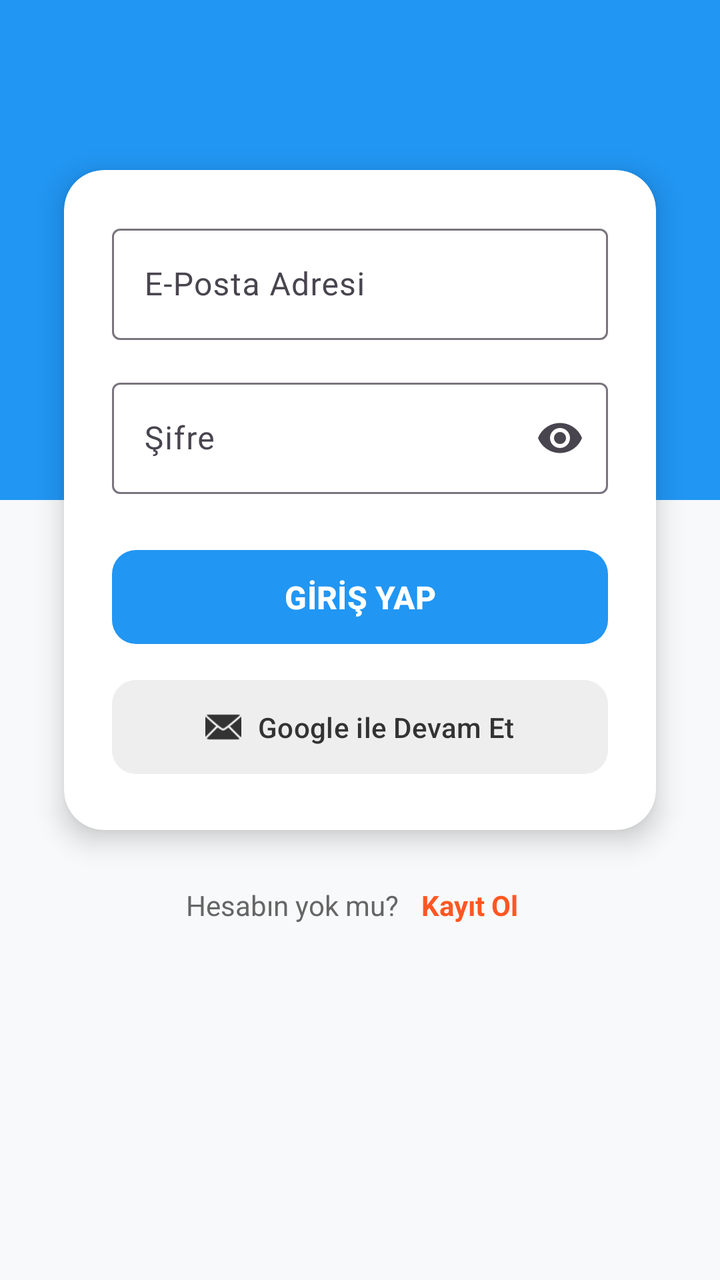
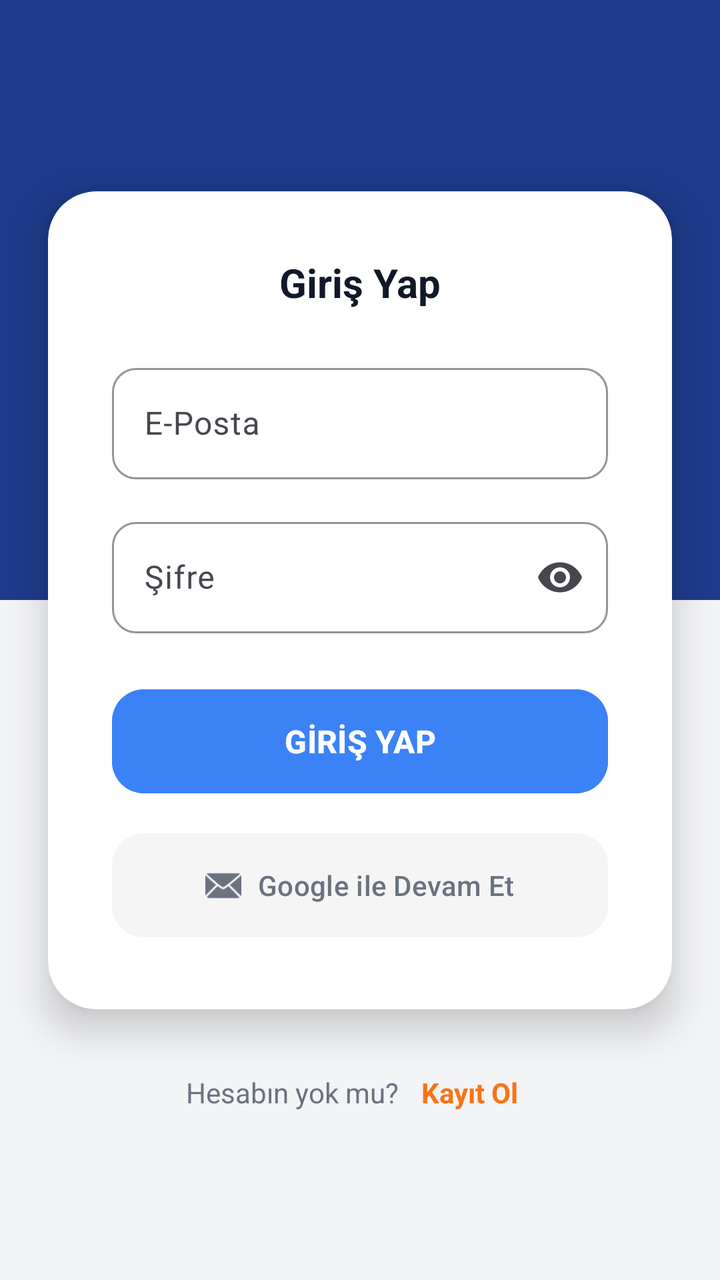

Before-and-after screenshots of an Android layout around one commit, followed by the original layout XML and the change that was made.
<!-- AndroidManifest.xml: application theme Theme.Garajim -->
<!-- res/layout/activity_login.xml -->
<?xml version="1.0" encoding="utf-8"?>
<androidx.constraintlayout.widget.ConstraintLayout xmlns:android="http://schemas.android.com/apk/res/android"
    xmlns:app="http://schemas.android.com/apk/res-auto"
    android:layout_width="match_parent"
    android:layout_height="match_parent"
    android:background="#F8F9FA">

    <View
        android:id="@+id/viewHeader"
        android:layout_width="match_parent"
        android:layout_height="250dp"
        android:background="#2196F3"
        app:layout_constraintTop_toTopOf="parent" />

    <ImageView
        android:id="@+id/imgLogo"
        android:layout_width="80dp"
        android:layout_height="80dp"
        android:src="@mipmap/ic_launcher"
        android:layout_marginTop="40dp"
        app:layout_constraintTop_toTopOf="parent"
        app:layout_constraintStart_toStartOf="parent"
        app:layout_constraintEnd_toEndOf="parent"
        app:tint="@color/white"/>

    <TextView
        android:layout_width="wrap_content"
        android:layout_height="wrap_content"
        android:text="Giriş Yap"
        android:textColor="@color/white"
        android:textSize="24sp"
        android:textStyle="bold"
        android:layout_marginTop="10dp"
        app:layout_constraintTop_toBottomOf="@id/imgLogo"
        app:layout_constraintStart_toStartOf="parent"
        app:layout_constraintEnd_toEndOf="parent"/>

    <androidx.cardview.widget.CardView
        android:id="@+id/cardLogin"
        android:layout_width="match_parent"
        android:layout_height="wrap_content"
        android:layout_marginHorizontal="32dp"
        android:layout_marginTop="20dp"
        app:cardCornerRadius="20dp"
        app:cardElevation="8dp"
        app:cardBackgroundColor="@color/white"
        app:layout_constraintTop_toBottomOf="@id/viewHeader"
        app:layout_constraintBottom_toBottomOf="@id/viewHeader">

        <LinearLayout
            android:layout_width="match_parent"
            android:layout_height="wrap_content"
            android:orientation="vertical"
            android:padding="24dp">

            <com.google.android.material.textfield.TextInputLayout
                android:layout_width="match_parent"
                android:layout_height="wrap_content"
                android:hint="E-Posta Adresi"
                android:layout_marginBottom="16dp"
                app:boxBackgroundColor="@color/white">

                <com.google.android.material.textfield.TextInputEditText
                    android:id="@+id/etEmail"
                    android:layout_width="match_parent"
                    android:layout_height="wrap_content"
                    android:inputType="textEmailAddress"/>
            </com.google.android.material.textfield.TextInputLayout>

            <com.google.android.material.textfield.TextInputLayout
                android:layout_width="match_parent"
                android:layout_height="wrap_content"
                android:hint="Şifre"
                android:layout_marginBottom="24dp"
                app:boxBackgroundColor="@color/white"
                app:endIconMode="password_toggle">

                <com.google.android.material.textfield.TextInputEditText
                    android:id="@+id/etPassword"
                    android:layout_width="match_parent"
                    android:layout_height="wrap_content"
                    android:inputType="textPassword"/>
            </com.google.android.material.textfield.TextInputLayout>

            <com.google.android.material.button.MaterialButton
                android:id="@+id/btnLogin"
                android:layout_width="match_parent"
                android:layout_height="55dp"
                android:text="GİRİŞ YAP"
                android:textSize="16sp"
                android:textStyle="bold"
                app:cornerRadius="12dp"
                app:backgroundTint="#2196F3"
                android:layout_marginBottom="10dp"/>

            <com.google.android.material.button.MaterialButton
                android:id="@+id/btnGoogleLogin"
                android:layout_width="match_parent"
                android:layout_height="55dp"
                android:text="Google ile Devam Et"
                android:textSize="14sp"
                android:textColor="#333"
                app:cornerRadius="12dp"
                app:backgroundTint="#EEEEEE"
                app:icon="@android:drawable/ic_dialog_email"
                app:iconTint="#333"
                app:iconGravity="textStart"/>

        </LinearLayout>
    </androidx.cardview.widget.CardView>

    <LinearLayout
        android:layout_width="wrap_content"
        android:layout_height="wrap_content"
        android:orientation="horizontal"
        android:layout_marginTop="20dp"
        app:layout_constraintTop_toBottomOf="@id/cardLogin"
        app:layout_constraintStart_toStartOf="parent"
        app:layout_constraintEnd_toEndOf="parent">

        <TextView
            android:layout_width="wrap_content"
            android:layout_height="wrap_content"
            android:text="Hesabın yok mu? "
            android:textColor="#666"/>

        <TextView
            android:id="@+id/txtRegister"
            android:layout_width="wrap_content"
            android:layout_height="wrap_content"
            android:text="Kayıt Ol"
            android:textStyle="bold"
            android:textColor="#FF5722"
            android:padding="8dp"/>
    </LinearLayout>

</androidx.constraintlayout.widget.ConstraintLayout>
<!-- resources referenced by this layout -->
<resources>
  <color name="white">#FFFFFFFF</color>
  <!-- mipmap ic_launcher (mipmap-anydpi-v26) -->
  <?xml version="1.0" encoding="utf-8"?>
  <adaptive-icon xmlns:android="http://schemas.android.com/apk/res/android">
      <background android:drawable="@color/ic_launcher_background"/>
      <foreground android:drawable="@mipmap/ic_launcher_foreground"/>
  </adaptive-icon>
  <style name="Theme.Garajim" parent="Base.Theme.Garajim" />
  <color name="ic_launcher_background">#FFFFFF</color>
  <style name="Base.Theme.Garajim" parent="Theme.Material3.DayNight.NoActionBar">
          
          
      </style>
</resources>

<!-- the commit's change to res/layout/activity_login.xml (unified diff, before → after) -->
@@ -3,21 +3,21 @@
     xmlns:app="http://schemas.android.com/apk/res-auto"
     android:layout_width="match_parent"
     android:layout_height="match_parent"
-    android:background="#F8F9FA">
+    android:background="@color/background_gray">
 
     <View
         android:id="@+id/viewHeader"
         android:layout_width="match_parent"
-        android:layout_height="250dp"
-        android:background="#2196F3"
+        android:layout_height="300dp"
+        android:background="@color/garaj_blue"
         app:layout_constraintTop_toTopOf="parent" />
 
     <ImageView
         android:id="@+id/imgLogo"
-        android:layout_width="80dp"
-        android:layout_height="80dp"
+        android:layout_width="100dp"
+        android:layout_height="100dp"
         android:src="@mipmap/ic_launcher"
-        android:layout_marginTop="40dp"
+        android:layout_marginTop="60dp"
         app:layout_constraintTop_toTopOf="parent"
         app:layout_constraintStart_toStartOf="parent"
         app:layout_constraintEnd_toEndOf="parent"
@@ -26,11 +26,11 @@
     <TextView
         android:layout_width="wrap_content"
         android:layout_height="wrap_content"
-        android:text="Giriş Yap"
+        android:text="Garajım'a Hoş Geldin"
         android:textColor="@color/white"
-        android:textSize="24sp"
+        android:textSize="22sp"
         android:textStyle="bold"
-        android:layout_marginTop="10dp"
+        android:layout_marginTop="16dp"
         app:layout_constraintTop_toBottomOf="@id/imgLogo"
         app:layout_constraintStart_toStartOf="parent"
         app:layout_constraintEnd_toEndOf="parent"/>
@@ -39,26 +39,41 @@
         android:id="@+id/cardLogin"
         android:layout_width="match_parent"
         android:layout_height="wrap_content"
-        android:layout_marginHorizontal="32dp"
-        android:layout_marginTop="20dp"
-        app:cardCornerRadius="20dp"
-        app:cardElevation="8dp"
+        android:layout_marginHorizontal="24dp"
+        app:cardCornerRadius="24dp"
+        app:cardElevation="12dp"
         app:cardBackgroundColor="@color/white"
         app:layout_constraintTop_toBottomOf="@id/viewHeader"
-        app:layout_constraintBottom_toBottomOf="@id/viewHeader">
+        app:layout_constraintBottom_toBottomOf="@id/viewHeader"
+        app:layout_constraintVertical_bias="0.5">
 
         <LinearLayout
             android:layout_width="match_parent"
             android:layout_height="wrap_content"
             android:orientation="vertical"
-            android:padding="24dp">
+            android:padding="32dp">
+
+            <TextView
+                android:layout_width="match_parent"
+                android:layout_height="wrap_content"
+                android:text="Giriş Yap"
+                android:textSize="20sp"
+                android:textStyle="bold"
+                android:textColor="@color/black"
+                android:layout_marginBottom="24dp"
+                android:gravity="center"/>
 
             <com.google.android.material.textfield.TextInputLayout
                 android:layout_width="match_parent"
                 android:layout_height="wrap_content"
-                android:hint="E-Posta Adresi"
-                android:layout_marginBottom="16dp"
-                app:boxBackgroundColor="@color/white">
+                android:hint="E-Posta"
+                app:boxBackgroundMode="outline"
+                app:boxCornerRadiusTopStart="12dp"
+                app:boxCornerRadiusTopEnd="12dp"
+                app:boxCornerRadiusBottomStart="12dp"
+                app:boxCornerRadiusBottomEnd="12dp"
+                app:boxStrokeColor="@color/garaj_blue"
+                android:layout_marginBottom="16dp">
 
                 <com.google.android.material.textfield.TextInputEditText
                     android:id="@+id/etEmail"
@@ -71,9 +86,14 @@
                 android:layout_width="match_parent"
                 android:layout_height="wrap_content"
                 android:hint="Şifre"
-                android:layout_marginBottom="24dp"
-                app:boxBackgroundColor="@color/white"
-                app:endIconMode="password_toggle">
+                app:boxBackgroundMode="outline"
+                app:boxCornerRadiusTopStart="12dp"
+                app:boxCornerRadiusTopEnd="12dp"
+                app:boxCornerRadiusBottomStart="12dp"
+                app:boxCornerRadiusBottomEnd="12dp"
+                app:boxStrokeColor="@color/garaj_blue"
+                app:endIconMode="password_toggle"
+                android:layout_marginBottom="24dp">
 
                 <com.google.android.material.textfield.TextInputEditText
                     android:id="@+id/etPassword"
@@ -85,25 +105,25 @@
             <com.google.android.material.button.MaterialButton
                 android:id="@+id/btnLogin"
                 android:layout_width="match_parent"
-                android:layout_height="55dp"
+                android:layout_height="60dp"
                 android:text="GİRİŞ YAP"
                 android:textSize="16sp"
                 android:textStyle="bold"
-                app:cornerRadius="12dp"
-                app:backgroundTint="#2196F3"
-                android:layout_marginBottom="10dp"/>
+                app:cornerRadius="16dp"
+                android:backgroundTint="@color/garaj_blue_light"
+                android:layout_marginBottom="12dp"/>
 
             <com.google.android.material.button.MaterialButton
                 android:id="@+id/btnGoogleLogin"
                 android:layout_width="match_parent"
-                android:layout_height="55dp"
+                android:layout_height="60dp"
                 android:text="Google ile Devam Et"
                 android:textSize="14sp"
-                android:textColor="#333"
-                app:cornerRadius="12dp"
-                app:backgroundTint="#EEEEEE"
+                android:textColor="@color/text_secondary"
+                app:cornerRadius="16dp"
+                android:backgroundTint="#F5F5F5"
                 app:icon="@android:drawable/ic_dialog_email"
-                app:iconTint="#333"
+                app:iconTint="@color/text_secondary"
                 app:iconGravity="textStart"/>
 
         </LinearLayout>
@@ -113,7 +133,7 @@
         android:layout_width="wrap_content"
         android:layout_height="wrap_content"
         android:orientation="horizontal"
-        android:layout_marginTop="20dp"
+        android:layout_marginTop="24dp"
         app:layout_constraintTop_toBottomOf="@id/cardLogin"
         app:layout_constraintStart_toStartOf="parent"
         app:layout_constraintEnd_toEndOf="parent">
@@ -122,7 +142,7 @@
             android:layout_width="wrap_content"
             android:layout_height="wrap_content"
             android:text="Hesabın yok mu? "
-            android:textColor="#666"/>
+            android:textColor="@color/text_secondary"/>
 
         <TextView
             android:id="@+id/txtRegister"
@@ -130,7 +150,7 @@
             android:layout_height="wrap_content"
             android:text="Kayıt Ol"
             android:textStyle="bold"
-            android:textColor="#FF5722"
+            android:textColor="@color/garaj_orange"
             android:padding="8dp"/>
     </LinearLayout>
 
<!-- resource entries referenced after the edit -->
@@ -1,6 +1,12 @@
 <!-- resources referenced by this layout -->
 <resources>
-  <color name="white">#FFFFFFFF</color>
+  <color name="background_gray">#F3F4F6</color>
+  <color name="black">#111827</color>
+  <color name="garaj_blue">#1E3A8A</color>
+  <color name="garaj_blue_light">#3B82F6</color>
+  <color name="garaj_orange">#F97316</color>
+  <color name="text_secondary">#6B7280</color>
+  <color name="white">#FFFFFF</color>
   <!-- mipmap ic_launcher (mipmap-anydpi-v26) -->
   <?xml version="1.0" encoding="utf-8"?>
   <adaptive-icon xmlns:android="http://schemas.android.com/apk/res/android">
@@ -10,8 +16,14 @@
   <style name="Theme.Garajim" parent="Base.Theme.Garajim" />
   <color name="ic_launcher_background">#FFFFFF</color>
   <style name="Base.Theme.Garajim" parent="Theme.Material3.DayNight.NoActionBar">
-          
-          
-      </style>
+          <item name="colorPrimary">@color/garaj_blue</item>
+          <item name="colorOnPrimary">@color/white</item>
+          <item name="colorSecondary">@color/garaj_orange</item>
+          <item name="colorOnSecondary">@color/white</item>
+  
+          <item name="android:colorBackground">@color/background_gray</item>
+  
+          <item name="android:statusBarColor">@color/background_gray</item>
+          <item name="android:windowLightStatusBar">true</item> </style>
 </resources>
 
